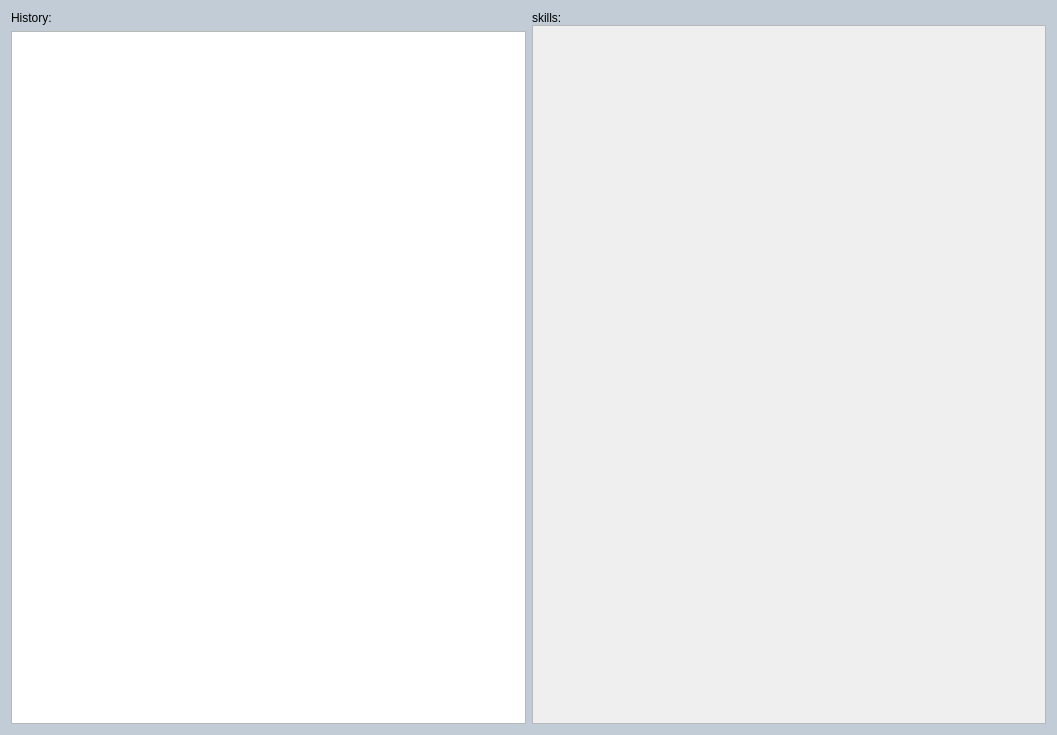
Above: src/home_page/HomePageWidget.ui from hanjingo/rag-qt before the change. Below: the same form after it.
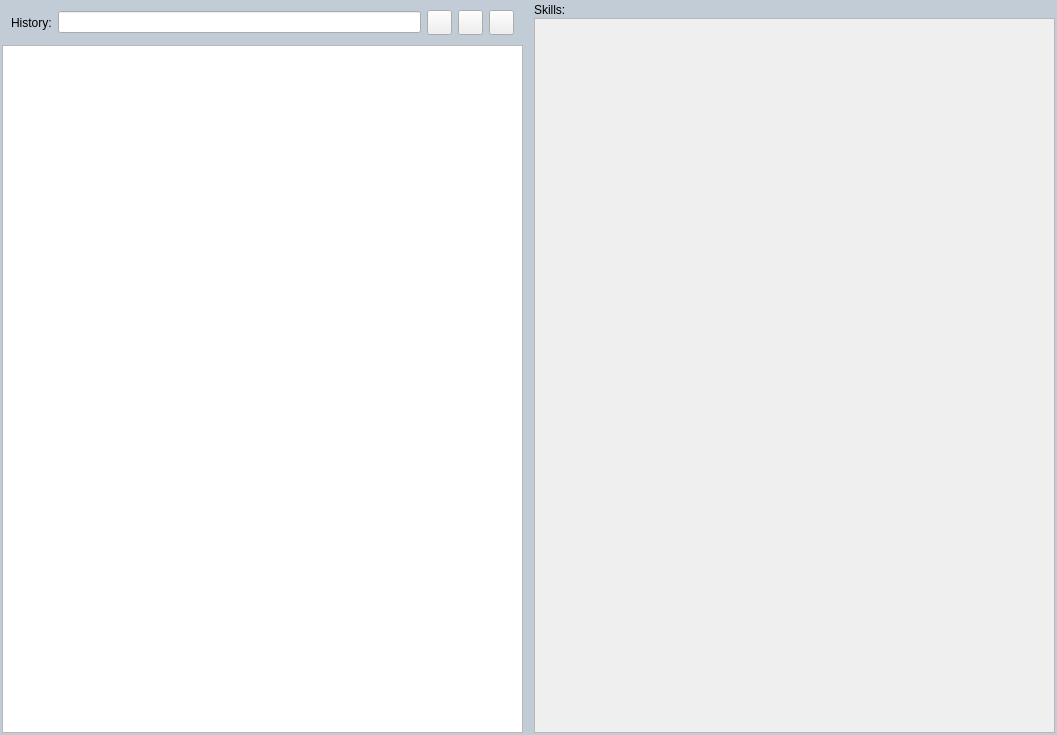
That is the form after the change. Icons and pictures are not drawn.

Patch:
```diff
--- a/src/home_page/HomePageWidget.ui
+++ b/src/home_page/HomePageWidget.ui
@@ -22,9 +22,55 @@
   <property name="styleSheet">
    <string notr="true">QWidget#HomePageWidget{background-color:#C1CCD6;}</string>
   </property>
-  <layout class="QGridLayout" name="gridLayout">
-   <item row="0" column="0">
+  <layout class="QHBoxLayout" name="horizontalLayout_2">
+   <property name="spacing">
+    <number>9</number>
+   </property>
+   <property name="leftMargin">
+    <number>1</number>
+   </property>
+   <property name="topMargin">
+    <number>1</number>
+   </property>
+   <property name="rightMargin">
+    <number>1</number>
+   </property>
+   <property name="bottomMargin">
+    <number>1</number>
+   </property>
+   <item>
+    <widget class="QWidget" name="wgtHistory" native="true">
+     <property name="minimumSize">
+      <size>
+       <width>0</width>
+       <height>25</height>
+      </size>
+     </property>
     <layout class="QVBoxLayout" name="verticalLayout">
+      <property name="spacing">
+       <number>1</number>
+      </property>
+      <property name="leftMargin">
+       <number>1</number>
+      </property>
+      <property name="topMargin">
+       <number>0</number>
+      </property>
+      <property name="rightMargin">
+       <number>1</number>
+      </property>
+      <property name="bottomMargin">
+       <number>1</number>
+      </property>
+      <item>
+       <widget class="QWidget" name="wgtHistoryTop" native="true">
+        <property name="minimumSize">
+         <size>
+          <width>0</width>
+          <height>15</height>
+         </size>
+        </property>
+        <layout class="QHBoxLayout" name="horizontalLayout">
      <item>
       <widget class="QLabel" name="lblHistoryTitle">
        <property name="text">
@@ -33,7 +79,108 @@
       </widget>
      </item>
      <item>
+          <widget class="QLineEdit" name="editFilter"/>
+         </item>
+         <item>
+          <widget class="QPushButton" name="btnAdd">
+           <property name="minimumSize">
+            <size>
+             <width>25</width>
+             <height>25</height>
+            </size>
+           </property>
+           <property name="maximumSize">
+            <size>
+             <width>25</width>
+             <height>25</height>
+            </size>
+           </property>
+           <property name="text">
+            <string/>
+           </property>
+           <property name="icon">
+            <iconset resource="../../res.qrc">
+             <normaloff>:/icons/add</normaloff>:/icons/add</iconset>
+           </property>
+           <property name="iconSize">
+            <size>
+             <width>20</width>
+             <height>20</height>
+            </size>
+           </property>
+          </widget>
+         </item>
+         <item>
+          <widget class="QPushButton" name="btnDel">
+           <property name="minimumSize">
+            <size>
+             <width>25</width>
+             <height>25</height>
+            </size>
+           </property>
+           <property name="maximumSize">
+            <size>
+             <width>25</width>
+             <height>25</height>
+            </size>
+           </property>
+           <property name="text">
+            <string/>
+           </property>
+           <property name="icon">
+            <iconset>
+             <normalon>:/icons/del</normalon>
+            </iconset>
+           </property>
+           <property name="iconSize">
+            <size>
+             <width>20</width>
+             <height>20</height>
+            </size>
+           </property>
+          </widget>
+         </item>
+         <item>
+          <widget class="QPushButton" name="btnSetting">
+           <property name="minimumSize">
+            <size>
+             <width>25</width>
+             <height>25</height>
+            </size>
+           </property>
+           <property name="maximumSize">
+            <size>
+             <width>25</width>
+             <height>25</height>
+            </size>
+           </property>
+           <property name="text">
+            <string/>
+           </property>
+           <property name="icon">
+            <iconset>
+             <normalon>:/icons/settings</normalon>
+            </iconset>
+           </property>
+           <property name="iconSize">
+            <size>
+             <width>20</width>
+             <height>20</height>
+            </size>
+           </property>
+          </widget>
+         </item>
+        </layout>
+       </widget>
+      </item>
+      <item>
       <widget class="QTableView" name="tbviewHistory">
+        <property name="minimumSize">
+         <size>
+          <width>10</width>
+          <height>10</height>
+         </size>
+        </property>
        <property name="autoFillBackground">
         <bool>true</bool>
        </property>
@@ -55,16 +202,36 @@
       </widget>
      </item>
     </layout>
+    </widget>
    </item>
-   <item row="0" column="1">
+   <item>
+    <widget class="QWidget" name="wgtSkills" native="true">
     <layout class="QVBoxLayout" name="verticalLayout_2">
      <property name="spacing">
-      <number>0</number>
+       <number>1</number>
+      </property>
+      <property name="leftMargin">
+       <number>1</number>
+      </property>
+      <property name="topMargin">
+       <number>1</number>
+      </property>
+      <property name="rightMargin">
+       <number>1</number>
+      </property>
+      <property name="bottomMargin">
+       <number>1</number>
      </property>
      <item>
       <widget class="QLabel" name="lblSkillsTitle">
+        <property name="minimumSize">
+         <size>
+          <width>0</width>
+          <height>15</height>
+         </size>
+        </property>
        <property name="text">
-        <string>skills:</string>
+         <string>Skills:</string>
        </property>
       </widget>
      </item>
@@ -90,8 +257,8 @@
          <rect>
           <x>0</x>
           <y>0</y>
-          <width>512</width>
-          <height>696</height>
+           <width>519</width>
+           <height>703</height>
          </rect>
         </property>
         <layout class="QGridLayout" name="grid_ProScroll"/>
@@ -99,6 +266,7 @@
       </widget>
      </item>
     </layout>
+    </widget>
    </item>
   </layout>
  </widget>
```
Left out of the diff: 16 changed lines with no effect on the pictures. Lines whose indentation alone changed are shown as unchanged.
